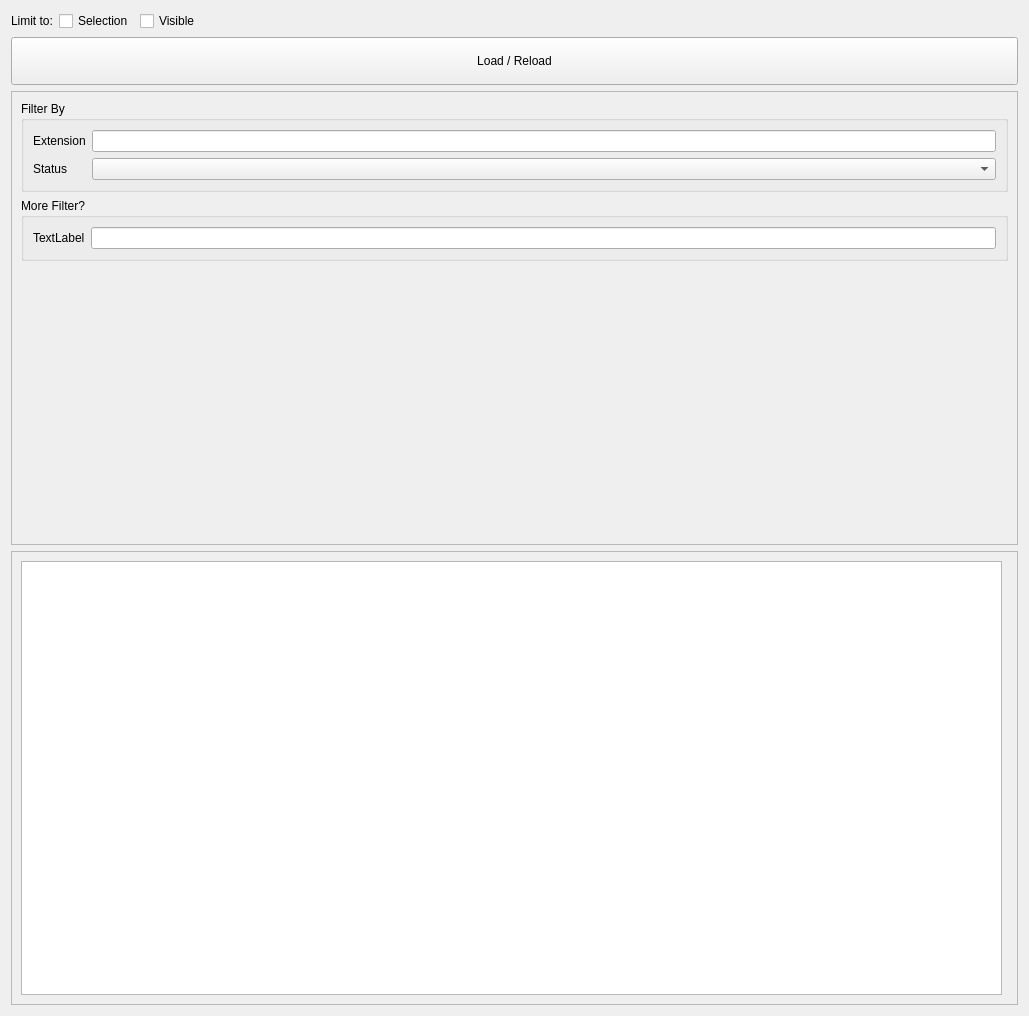
First picture: the form in nodemanager/ui/manager_widget.ui, repository beatreichenbach/node-manager, before the edit.
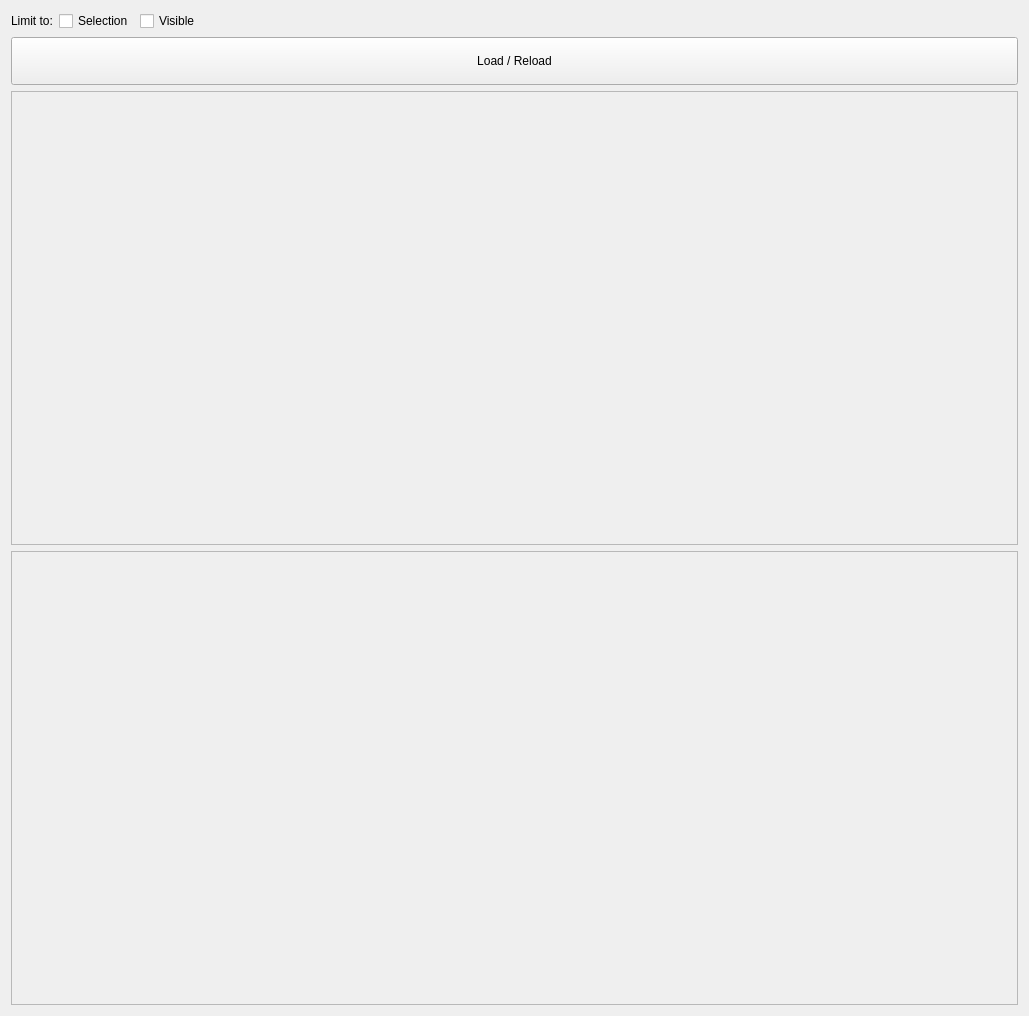
Second picture: the form after the edit.

```diff
--- a/nodemanager/ui/manager_widget.ui
+++ b/nodemanager/ui/manager_widget.ui
@@ -82,69 +82,7 @@
         <height>455</height>
        </rect>
       </property>
-      <layout class="QVBoxLayout" name="config_lay">
-       <item>
-        <widget class="QGroupBox" name="groupBox_5">
-         <property name="title">
-          <string>Filter By</string>
-         </property>
-         <layout class="QGridLayout" name="gridLayout_2">
-          <item row="0" column="0">
-           <widget class="QLabel" name="label">
-            <property name="text">
-             <string>Extension</string>
-            </property>
-           </widget>
-          </item>
-          <item row="0" column="1">
-           <widget class="QLineEdit" name="lineEdit"/>
-          </item>
-          <item row="1" column="1">
-           <widget class="QComboBox" name="comboBox"/>
-          </item>
-          <item row="1" column="0">
-           <widget class="QLabel" name="label_2">
-            <property name="text">
-             <string>Status</string>
-            </property>
-           </widget>
-          </item>
-         </layout>
-        </widget>
-       </item>
-       <item>
-        <widget class="QGroupBox" name="groupBox_6">
-         <property name="title">
-          <string>More Filter?</string>
-         </property>
-         <layout class="QGridLayout" name="gridLayout_3">
-          <item row="0" column="1">
-           <widget class="QLineEdit" name="lineEdit_2"/>
-          </item>
-          <item row="0" column="0">
-           <widget class="QLabel" name="label_3">
-            <property name="text">
-             <string>TextLabel</string>
-            </property>
-           </widget>
-          </item>
-         </layout>
-        </widget>
-       </item>
-       <item>
-        <spacer name="spacer_3">
-         <property name="orientation">
-          <enum>Qt::Vertical</enum>
-         </property>
-         <property name="sizeHint" stdset="0">
-          <size>
-           <width>0</width>
-           <height>0</height>
-          </size>
-         </property>
-        </spacer>
-       </item>
-      </layout>
+      <layout class="QVBoxLayout" name="display_lay"/>
      </widget>
     </widget>
    </item>
@@ -165,14 +103,7 @@
         <height>454</height>
        </rect>
       </property>
-      <layout class="QHBoxLayout" name="list_lay">
-       <item>
-        <widget class="QTableView" name="nodes_view"/>
-       </item>
-       <item>
-        <widget class="QWidget" name="action_widget" native="true"/>
-       </item>
-      </layout>
+      <layout class="QHBoxLayout" name="list_lay"/>
      </widget>
     </widget>
    </item>
```
Left out of the diff: 4 changed lines with no effect on the pictures.
